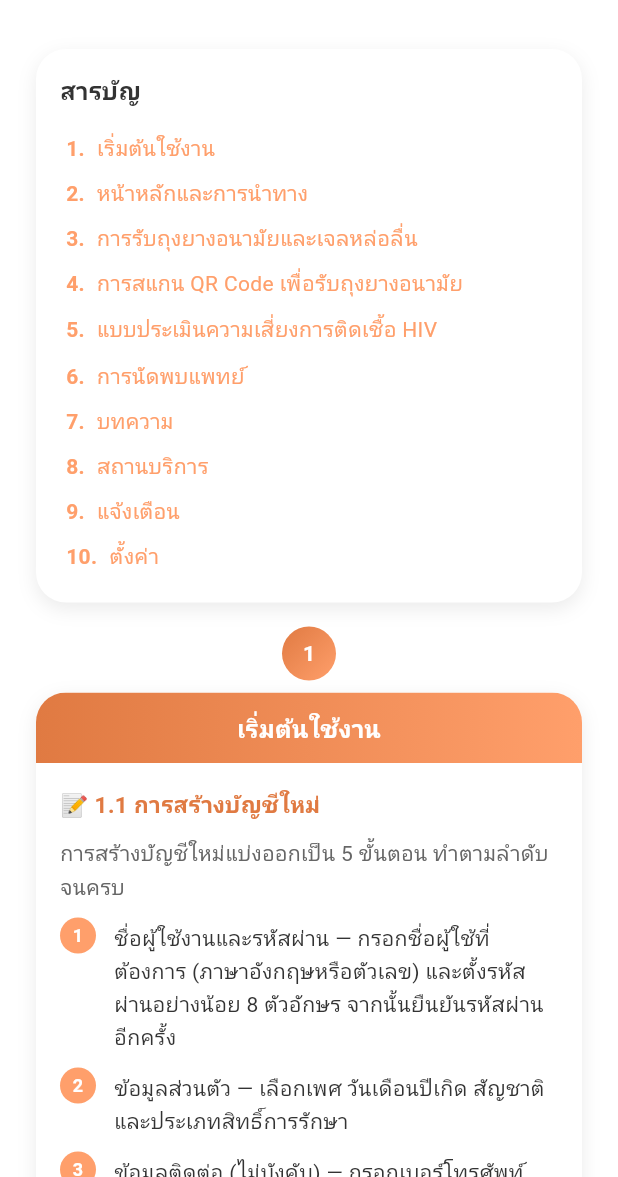
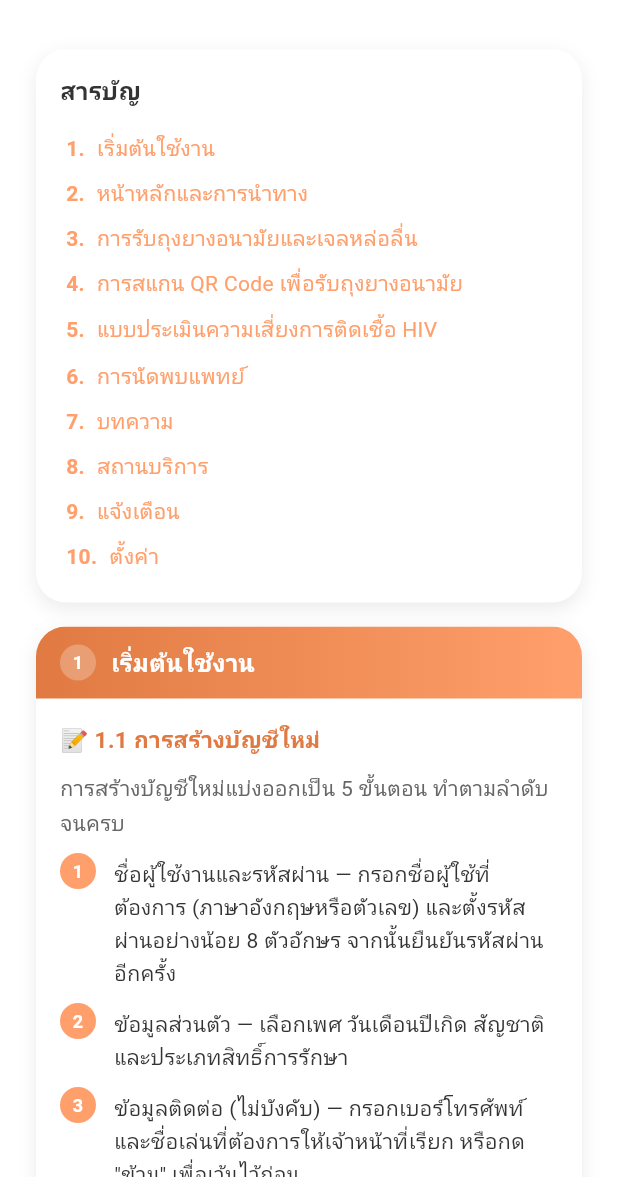
Before and after one commit to sippathamm/MyCareNK, a Flutter app: the GuidePage screen opened directly, on a phone screen of 412 x 824 dp, the part 59-1236 px from its top. Run offline on Flutter 3.47's test engine with Material 3 defaults, Android fonts, the phone set to English and light mode, and no system bars; our stand-ins replace flutter_dotenv, google_fonts, image_picker, package_info_plus, supabase_flutter; missing offline and left inert: mobile_scanner; accounts and stored records are empty; network calls fail.

Commit message:
[APP] Return section number to card header; shrink circle to 24px
* Revert number badge back inside gradient header (Row layout)
* Reduce circle size 32→24px, font size 14→12 to fit header height
* Header padding symmetric(h:16, v:12) unchanged — matches other pages
* Bump version to 0.22.0+4

Co-Authored-By: Claude Sonnet 4.6 <noreply@anthropic.com>

```diff
--- a/app/lib/features/home/presentation/widgets/guide_widgets.dart
+++ b/app/lib/features/home/presentation/widgets/guide_widgets.dart
@@ -22,32 +22,6 @@ class GuideSection extends StatelessWidget {
   Widget build(BuildContext context) {
     return Container(
       margin: const EdgeInsets.only(bottom: 16),
-      child: Column(
-        children: [
-          Container(
-            width: 36,
-            height: 36,
-            decoration: const BoxDecoration(
-              gradient: LinearGradient(
-                colors: [AppColors.primaryDark, AppColors.primary],
-                begin: Alignment.topLeft,
-                end: Alignment.bottomRight,
-              ),
-              shape: BoxShape.circle,
-            ),
-            child: Center(
-              child: Text(
-                '$number',
-                style: GoogleFonts.googleSans(
-                  color: AppColors.white,
-                  fontSize: 14,
-                  fontWeight: FontWeight.bold,
-                ),
-              ),
-            ),
-          ),
-          const SizedBox(height: 8),
-          Container(
       decoration: BoxDecoration(
         color: AppColors.white,
         borderRadius: BorderRadius.circular(20),
@@ -65,7 +39,6 @@ class GuideSection extends StatelessWidget {
           crossAxisAlignment: CrossAxisAlignment.start,
           children: [
             Container(
-                    width: double.infinity,
               padding: const EdgeInsets.symmetric(horizontal: 16, vertical: 12),
               decoration: const BoxDecoration(
                 gradient: LinearGradient(
@@ -74,14 +47,38 @@ class GuideSection extends StatelessWidget {
                   end: Alignment.centerRight,
                 ),
               ),
+              child: Row(
+                children: [
+                  Container(
+                    width: 24,
+                    height: 24,
+                    decoration: BoxDecoration(
+                      color: Colors.white.withValues(alpha: 0.25),
+                      shape: BoxShape.circle,
+                    ),
+                    child: Center(
+                      child: Text(
+                        '$number',
+                        style: GoogleFonts.googleSans(
+                          color: AppColors.white,
+                          fontSize: 12,
+                          fontWeight: FontWeight.bold,
+                        ),
+                      ),
+                    ),
+                  ),
+                  const SizedBox(width: 10),
+                  Expanded(
                     child: Text(
                       title,
-                      textAlign: TextAlign.center,
                       style: GoogleFonts.googleSans(
                         color: AppColors.white,
                         fontSize: 16,
                         fontWeight: FontWeight.bold,
                       ),
+                    ),
+                  ),
+                ],
               ),
             ),
             Padding(
@@ -93,9 +90,6 @@ class GuideSection extends StatelessWidget {
             ),
           ],
         ),
-            ),
-          ),
-        ],
       ),
     );
   }
--- a/app/pubspec.yaml
+++ b/app/pubspec.yaml
@@ -16,7 +16,7 @@ publish_to: 'none' # Remove this line if you wish to publish to pub.dev
 # https://developer.apple.com/library/archive/documentation/General/Reference/InfoPlistKeyReference/Articles/CoreFoundationKeys.html
 # In Windows, build-name is used as the major, minor, and patch parts
 # of the product and file versions while build-number is used as the build suffix.
-version: 0.22.0+3
+version: 0.22.0+4
 
 environment:
   sdk: ^3.10.4
```
Lines whose indentation alone changed are shown as unchanged.
